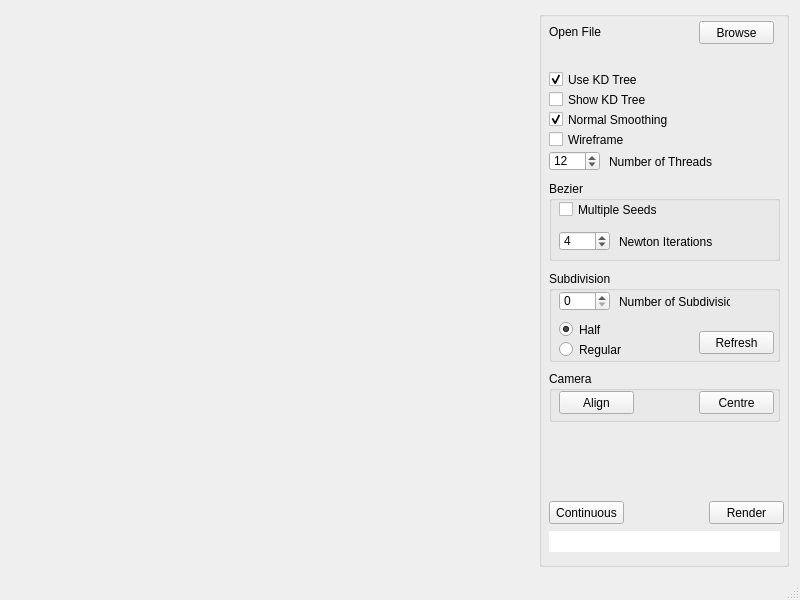
Above: mainwindow.ui from georgidunchev/RTBezie1 before the change. Below: the same form after it.
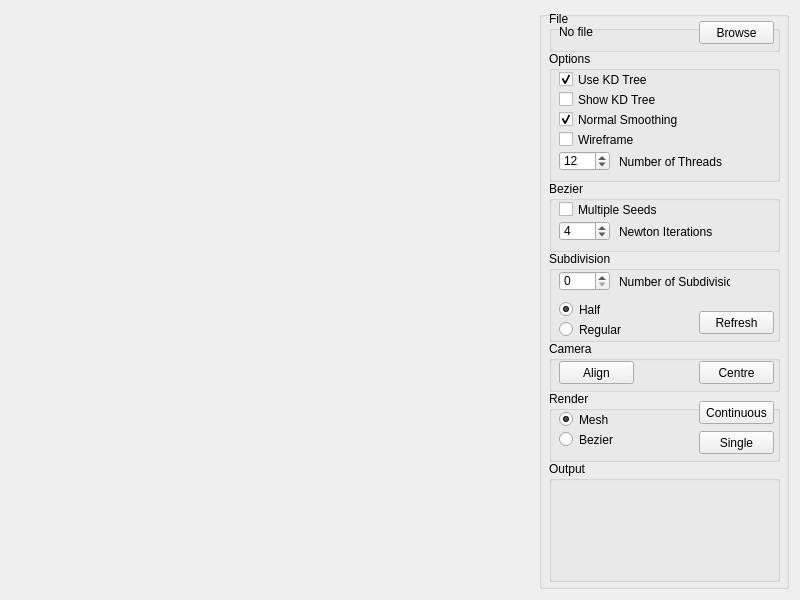
That is the form after the change. Custom widgets are drawn as their Qt base class.

What changed in the file:
```diff
--- a/mainwindow.ui
+++ b/mainwindow.ui
@@ -46,13 +46,26 @@
    </property>
    <layout class="QVBoxLayout" name="verticalLayout">
     <property name="sizeConstraint">
-     <enum>QLayout::SetMaximumSize</enum>
+     <enum>QLayout::SetMinimumSize</enum>
     </property>
     <item>
      <layout class="QHBoxLayout" name="horizontalLayout">
       <property name="sizeConstraint">
-       <enum>QLayout::SetFixedSize</enum>
+       <enum>QLayout::SetMinimumSize</enum>
       </property>
+      <item>
+       <widget class="CView" name="Image">
+        <property name="sizePolicy">
+         <sizepolicy hsizetype="Maximum" vsizetype="Maximum">
+          <horstretch>0</horstretch>
+          <verstretch>0</verstretch>
+         </sizepolicy>
+        </property>
+        <property name="text">
+         <string/>
+        </property>
+       </widget>
+      </item>
       <item>
        <spacer name="horizontalSpacer">
         <property name="orientation">
@@ -66,23 +79,10 @@
         </property>
        </spacer>
       </item>
-      <item>
-       <widget class="CView" name="Image">
-        <property name="sizePolicy">
-         <sizepolicy hsizetype="Maximum" vsizetype="Maximum">
-          <horstretch>0</horstretch>
-          <verstretch>0</verstretch>
-         </sizepolicy>
-        </property>
-        <property name="text">
-         <string/>
-        </property>
-       </widget>
-      </item>
       <item>
        <widget class="QGroupBox" name="groupBox">
         <property name="sizePolicy">
-         <sizepolicy hsizetype="Fixed" vsizetype="Preferred">
+         <sizepolicy hsizetype="Fixed" vsizetype="Minimum">
           <horstretch>0</horstretch>
           <verstretch>0</verstretch>
          </sizepolicy>
@@ -96,204 +96,13 @@
         <property name="layoutDirection">
          <enum>Qt::LeftToRight</enum>
         </property>
-        <widget class="QPushButton" name="openMeshButton">
-         <property name="geometry">
-          <rect>
-           <x>160</x>
-           <y>10</y>
-           <width>75</width>
-           <height>23</height>
-          </rect>
-         </property>
-         <property name="text">
-          <string>Browse</string>
-         </property>
-         <property name="checkable">
-          <bool>false</bool>
-         </property>
-        </widget>
-        <widget class="QPushButton" name="StartRender">
-         <property name="enabled">
-          <bool>true</bool>
-         </property>
-         <property name="geometry">
-          <rect>
-           <x>170</x>
-           <y>490</y>
-           <width>75</width>
-           <height>23</height>
-          </rect>
-         </property>
-         <property name="text">
-          <string>Render</string>
-         </property>
-        </widget>
-        <widget class="QPushButton" name="AutoRender">
-         <property name="enabled">
-          <bool>true</bool>
-         </property>
-         <property name="geometry">
-          <rect>
-           <x>10</x>
-           <y>490</y>
-           <width>75</width>
-           <height>23</height>
-          </rect>
-         </property>
-         <property name="text">
-          <string>Continuous</string>
-         </property>
-         <property name="checkable">
-          <bool>true</bool>
-         </property>
-        </widget>
-        <widget class="QTextBrowser" name="Output">
-         <property name="enabled">
-          <bool>true</bool>
-         </property>
-         <property name="geometry">
-          <rect>
-           <x>10</x>
-           <y>520</y>
-           <width>231</width>
-           <height>21</height>
-          </rect>
-         </property>
-         <property name="autoFillBackground">
-          <bool>true</bool>
-         </property>
-         <property name="frameShape">
-          <enum>QFrame::NoFrame</enum>
-         </property>
-         <property name="frameShadow">
-          <enum>QFrame::Plain</enum>
-         </property>
-         <property name="verticalScrollBarPolicy">
-          <enum>Qt::ScrollBarAlwaysOff</enum>
-         </property>
-         <property name="horizontalScrollBarPolicy">
-          <enum>Qt::ScrollBarAlwaysOff</enum>
-         </property>
-        </widget>
-        <widget class="QLabel" name="labelFileName">
-         <property name="geometry">
-          <rect>
-           <x>10</x>
-           <y>10</y>
-           <width>141</width>
-           <height>21</height>
-          </rect>
-         </property>
-         <property name="text">
-          <string>Open File</string>
-         </property>
-        </widget>
-        <widget class="QCheckBox" name="UseKDTreeCheckbox">
-         <property name="geometry">
-          <rect>
-           <x>10</x>
-           <y>60</y>
-           <width>124</width>
-           <height>17</height>
-          </rect>
-         </property>
-         <property name="text">
-          <string>Use KD Tree</string>
-         </property>
-         <property name="checked">
-          <bool>true</bool>
-         </property>
-        </widget>
-        <widget class="QCheckBox" name="NormalSmoothingCheckBox">
-         <property name="geometry">
-          <rect>
-           <x>10</x>
-           <y>100</y>
-           <width>167</width>
-           <height>17</height>
-          </rect>
-         </property>
-         <property name="minimumSize">
-          <size>
-           <width>0</width>
-           <height>0</height>
-          </size>
-         </property>
-         <property name="text">
-          <string>Normal Smoothing</string>
-         </property>
-         <property name="checked">
-          <bool>true</bool>
-         </property>
-        </widget>
-        <widget class="QCheckBox" name="ShowKDTreeCheckbox">
-         <property name="geometry">
-          <rect>
-           <x>10</x>
-           <y>80</y>
-           <width>124</width>
-           <height>17</height>
-          </rect>
-         </property>
-         <property name="text">
-          <string>Show KD Tree</string>
-         </property>
-        </widget>
-        <widget class="QCheckBox" name="WireframeCheckBox">
-         <property name="geometry">
-          <rect>
-           <x>10</x>
-           <y>120</y>
-           <width>167</width>
-           <height>17</height>
-          </rect>
-         </property>
-         <property name="minimumSize">
-          <size>
-           <width>0</width>
-           <height>0</height>
-          </size>
-         </property>
-         <property name="text">
-          <string>Wireframe</string>
-         </property>
-        </widget>
-        <widget class="QSpinBox" name="NofThreadsSpinBox">
-         <property name="geometry">
-          <rect>
-           <x>10</x>
-           <y>140</y>
-           <width>51</width>
-           <height>20</height>
-          </rect>
-         </property>
-         <property name="minimum">
-          <number>1</number>
-         </property>
-         <property name="value">
-          <number>12</number>
-         </property>
-        </widget>
-        <widget class="QLabel" name="NofThreadsLabel">
-         <property name="geometry">
-          <rect>
-           <x>70</x>
-           <y>140</y>
-           <width>111</width>
-           <height>21</height>
-          </rect>
-         </property>
-         <property name="text">
-          <string>Number of Threads</string>
-         </property>
-        </widget>
         <widget class="QGroupBox" name="groupBox">
          <property name="geometry">
           <rect>
            <x>10</x>
            <y>170</y>
            <width>231</width>
-           <height>80</height>
+           <height>71</height>
           </rect>
          </property>
          <property name="title">
@@ -303,7 +112,7 @@
           <property name="geometry">
            <rect>
             <x>10</x>
-            <y>50</y>
+            <y>40</y>
             <width>51</width>
             <height>20</height>
            </rect>
@@ -322,7 +131,7 @@
           <property name="geometry">
            <rect>
             <x>70</x>
-            <y>50</y>
+            <y>40</y>
             <width>111</width>
             <height>21</height>
            </rect>
@@ -355,7 +164,7 @@
          <property name="geometry">
           <rect>
            <x>10</x>
-           <y>260</y>
+           <y>240</y>
            <width>231</width>
            <height>91</height>
           </rect>
@@ -436,7 +245,7 @@
          <property name="geometry">
           <rect>
            <x>10</x>
-           <y>360</y>
+           <y>330</y>
            <width>231</width>
            <height>51</height>
           </rect>
@@ -471,13 +280,305 @@
           </property>
          </widget>
         </widget>
+        <widget class="QGroupBox" name="groupBox_4">
+         <property name="geometry">
+          <rect>
+           <x>10</x>
+           <y>380</y>
+           <width>231</width>
+           <height>71</height>
+          </rect>
+         </property>
+         <property name="title">
+          <string>Render</string>
+         </property>
+         <widget class="QRadioButton" name="MeshRB_2">
+          <property name="geometry">
+           <rect>
+            <x>10</x>
+            <y>20</y>
+            <width>82</width>
+            <height>17</height>
+           </rect>
+          </property>
+          <property name="text">
+           <string>Mesh</string>
+          </property>
+          <property name="checked">
+           <bool>true</bool>
+          </property>
+         </widget>
+         <widget class="QRadioButton" name="BezierRB_3">
+          <property name="geometry">
+           <rect>
+            <x>10</x>
+            <y>40</y>
+            <width>82</width>
+            <height>17</height>
+           </rect>
+          </property>
+          <property name="text">
+           <string>Bezier</string>
+          </property>
+          <property name="checked">
+           <bool>false</bool>
+          </property>
+         </widget>
+         <widget class="QPushButton" name="AutoRender">
+          <property name="enabled">
+           <bool>true</bool>
+          </property>
+          <property name="geometry">
+           <rect>
+            <x>150</x>
+            <y>10</y>
+            <width>75</width>
+            <height>23</height>
+           </rect>
+          </property>
+          <property name="text">
+           <string>Continuous</string>
+          </property>
+          <property name="checkable">
+           <bool>true</bool>
+          </property>
+         </widget>
+         <widget class="QPushButton" name="StartRender">
+          <property name="enabled">
+           <bool>true</bool>
+          </property>
+          <property name="geometry">
+           <rect>
+            <x>150</x>
+            <y>40</y>
+            <width>75</width>
+            <height>23</height>
+           </rect>
+          </property>
+          <property name="text">
+           <string>Single</string>
+          </property>
+         </widget>
+        </widget>
+        <widget class="QGroupBox" name="groupBox_5">
+         <property name="geometry">
+          <rect>
+           <x>10</x>
+           <y>0</y>
+           <width>231</width>
+           <height>41</height>
+          </rect>
+         </property>
+         <property name="title">
+          <string>File</string>
+         </property>
+         <widget class="QLabel" name="labelFileName">
+          <property name="geometry">
+           <rect>
+            <x>10</x>
+            <y>10</y>
+            <width>141</width>
+            <height>21</height>
+           </rect>
+          </property>
+          <property name="text">
+           <string>No file</string>
+          </property>
+         </widget>
+         <widget class="QPushButton" name="openMeshButton">
+          <property name="geometry">
+           <rect>
+            <x>150</x>
+            <y>10</y>
+            <width>75</width>
+            <height>23</height>
+           </rect>
+          </property>
+          <property name="text">
+           <string>Browse</string>
+          </property>
+          <property name="checkable">
+           <bool>false</bool>
+          </property>
+         </widget>
+         <zorder>labelFileName</zorder>
+         <zorder>openMeshButton</zorder>
+         <zorder>groupBox_6</zorder>
+         <zorder>groupBox</zorder>
+         <zorder>groupBox_2</zorder>
+         <zorder>verticalLayoutWidget</zorder>
+        </widget>
+        <widget class="QGroupBox" name="groupBox_6">
+         <property name="geometry">
+          <rect>
+           <x>10</x>
+           <y>40</y>
+           <width>231</width>
+           <height>131</height>
+          </rect>
+         </property>
+         <property name="title">
+          <string>Options</string>
+         </property>
+         <widget class="QCheckBox" name="UseKDTreeCheckbox">
+          <property name="geometry">
+           <rect>
+            <x>10</x>
+            <y>20</y>
+            <width>124</width>
+            <height>17</height>
+           </rect>
+          </property>
+          <property name="text">
+           <string>Use KD Tree</string>
+          </property>
+          <property name="checked">
+           <bool>true</bool>
+          </property>
+         </widget>
+         <widget class="QCheckBox" name="ShowKDTreeCheckbox">
+          <property name="geometry">
+           <rect>
+            <x>10</x>
+            <y>40</y>
+            <width>124</width>
+            <height>17</height>
+           </rect>
+          </property>
+          <property name="text">
+           <string>Show KD Tree</string>
+          </property>
+         </widget>
+         <widget class="QCheckBox" name="WireframeCheckBox">
+          <property name="geometry">
+           <rect>
+            <x>10</x>
+            <y>80</y>
+            <width>167</width>
+            <height>17</height>
+           </rect>
+          </property>
+          <property name="minimumSize">
+           <size>
+            <width>0</width>
+            <height>0</height>
+           </size>
+          </property>
+          <property name="text">
+           <string>Wireframe</string>
+          </property>
+         </widget>
+         <widget class="QCheckBox" name="NormalSmoothingCheckBox">
+          <property name="geometry">
+           <rect>
+            <x>10</x>
+            <y>60</y>
+            <width>167</width>
+            <height>17</height>
+           </rect>
+          </property>
+          <property name="minimumSize">
+           <size>
+            <width>0</width>
+            <height>0</height>
+           </size>
+          </property>
+          <property name="text">
+           <string>Normal Smoothing</string>
+          </property>
+          <property name="checked">
+           <bool>true</bool>
+          </property>
+         </widget>
+         <widget class="QSpinBox" name="NofThreadsSpinBox">
+          <property name="geometry">
+           <rect>
+            <x>10</x>
+            <y>100</y>
+            <width>51</width>
+            <height>20</height>
+           </rect>
+          </property>
+          <property name="minimum">
+           <number>1</number>
+          </property>
+          <property name="value">
+           <number>12</number>
+          </property>
+         </widget>
+         <widget class="QLabel" name="NofThreadsLabel">
+          <property name="geometry">
+           <rect>
+            <x>70</x>
+            <y>100</y>
+            <width>111</width>
+            <height>21</height>
+           </rect>
+          </property>
+          <property name="text">
+           <string>Number of Threads</string>
+          </property>
+         </widget>
+         <zorder>UseKDTreeCheckbox</zorder>
+         <zorder>ShowKDTreeCheckbox</zorder>
+         <zorder>WireframeCheckBox</zorder>
+         <zorder>NormalSmoothingCheckBox</zorder>
+         <zorder>NofThreadsSpinBox</zorder>
+         <zorder>NofThreadsLabel</zorder>
+         <zorder>UseKDTreeCheckbox</zorder>
+         <zorder>ShowKDTreeCheckbox</zorder>
+         <zorder>UseKDTreeCheckbox</zorder>
+         <zorder>ShowKDTreeCheckbox</zorder>
+         <zorder>WireframeCheckBox</zorder>
+         <zorder>NormalSmoothingCheckBox</zorder>
+         <zorder>NofThreadsSpinBox</zorder>
+         <zorder>NofThreadsLabel</zorder>
+         <zorder>NofThreadsLabel</zorder>
+         <zorder>groupBox</zorder>
+         <zorder>groupBox_2</zorder>
+         <zorder>groupBox_3</zorder>
+         <zorder>groupBox_4</zorder>
+         <zorder>verticalSpacer</zorder>
+         <zorder>Output</zorder>
+        </widget>
+        <widget class="QGroupBox" name="groupBox_7">
+         <property name="geometry">
+          <rect>
+           <x>10</x>
+           <y>450</y>
+           <width>231</width>
+           <height>121</height>
+          </rect>
+         </property>
+         <property name="title">
+          <string>Output</string>
+         </property>
+         <widget class="QLabel" name="Output">
+          <property name="geometry">
+           <rect>
+            <x>10</x>
+            <y>10</y>
+            <width>211</width>
+            <height>111</height>
+           </rect>
+          </property>
+          <property name="frameShape">
+           <enum>QFrame::NoFrame</enum>
+          </property>
+          <property name="text">
+           <string/>
+          </property>
+          <property name="alignment">
+           <set>Qt::AlignLeading|Qt::AlignLeft|Qt::AlignVCenter</set>
+          </property>
+         </widget>
+        </widget>
        </widget>
       </item>
      </layout>
     </item>
    </layout>
   </widget>
-  <widget class="QStatusBar" name="statusBar"/>
  </widget>
  <layoutdefault spacing="6" margin="11"/>
  <customwidgets>
```
